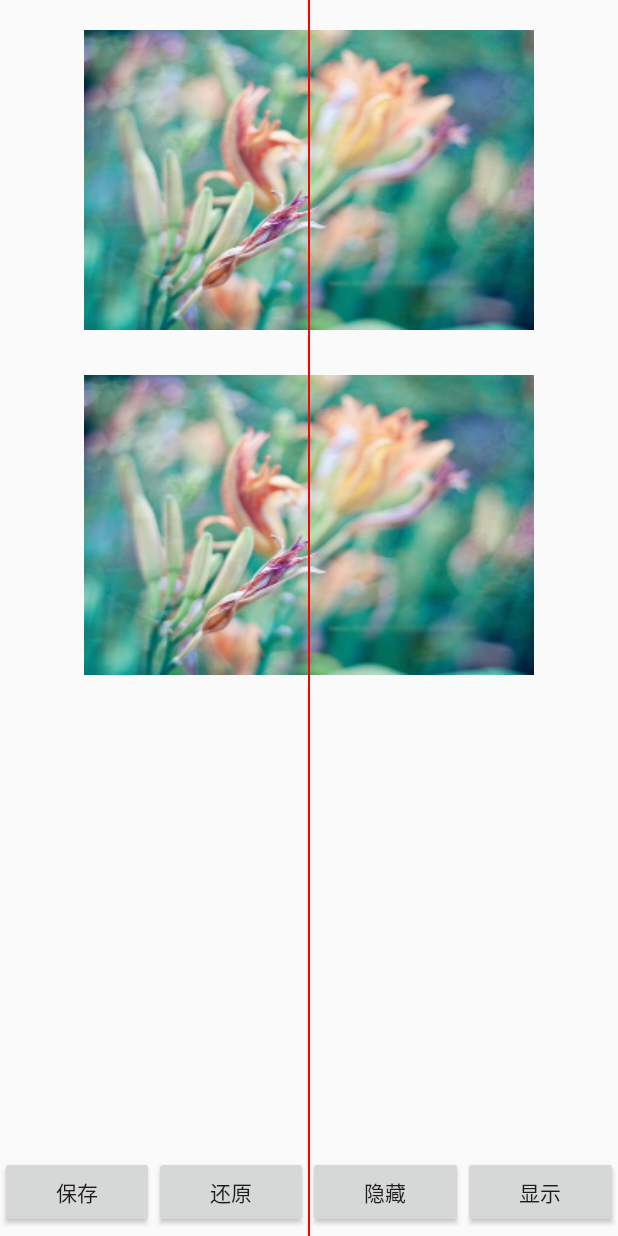
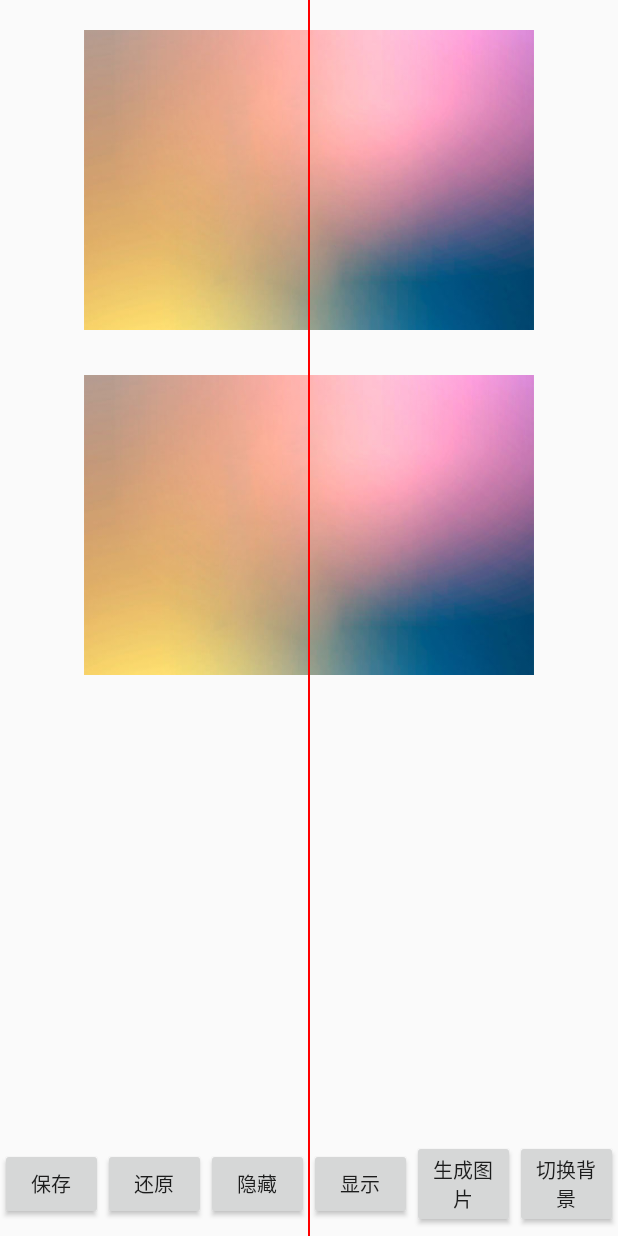
Before and after one commit to mChenys/TagLayout, an Android app: the screen it shows after launch (MainActivity), on a phone screen of 412 x 824 dp. Run offline under Robolectric (Android 15) with nearby library versions, the phone set to English and light mode, and no system bars.

Commit message:
添加生成图片和切换背景图的功能

```diff
--- a/app/src/main/AndroidManifest.xml
+++ b/app/src/main/AndroidManifest.xml
@@ -2,6 +2,8 @@
 <manifest package="mchenys.net.csdn.blog.imagetag"
           xmlns:android="http://schemas.android.com/apk/res/android">
 
+    <uses-permission android:name="android.permission.READ_EXTERNAL_STORAGE"/>
+    <uses-permission android:name="android.permission.WRITE_EXTERNAL_STORAGE"/>
     <application
         android:allowBackup="true"
         android:icon="@mipmap/ic_launcher"
@@ -15,6 +17,7 @@
                 <category android:name="android.intent.category.LAUNCHER"/>
             </intent-filter>
         </activity>
+        <activity android:name=".PicActivity"/>
     </application>
 
 </manifest>
--- a/app/src/main/java/mchenys/net/csdn/blog/imagetag/MainActivity.java
+++ b/app/src/main/java/mchenys/net/csdn/blog/imagetag/MainActivity.java
@@ -3,6 +3,7 @@ package mchenys.net.csdn.blog.imagetag;
 import android.app.Activity;
 import android.app.AlertDialog;
 import android.content.DialogInterface;
+import android.content.Intent;
 import android.os.Bundle;
 import android.text.TextUtils;
 import android.view.View;
@@ -21,7 +22,10 @@ public class MainActivity extends Activity {
         setContentView(R.layout.activity_main);
         mTagLayout1 = (TagLayout) findViewById(R.id.ptl1);
         mTagLayout2 = (TagLayout) findViewById(R.id.ptl2);
-
+        mTagLayout1.setEnableAdd(true);
+        mTagLayout1.setEnableEdit(true);
+        mTagLayout1.setEnableDelete(true);
+        mTagLayout1.setEnableMove(true);
         mTagLayout1.setOnTagOperationCallback(new TagLayout.OnTagOperationCallback() {
             @Override
             public void onAdd(final float x, final float y) {
@@ -110,4 +114,12 @@ public class MainActivity extends Activity {
         mTagLayout1.showAllTag();
         mTagLayout2.showAllTag();
     }
+    public void onCreatePic(View view) {
+        Intent intent = new Intent(this, PicActivity.class);
+        intent.putExtra("bitmap", mTagLayout1.createBitmap());
+        startActivity(intent);
+    }
+    public void onChangeBg(View view) {
+        mTagLayout1.getBackgroundPic().setImageResource(R.drawable.change_bg);
+    }
 }
--- a/app/src/main/res/layout/activity_main.xml
+++ b/app/src/main/res/layout/activity_main.xml
@@ -28,6 +28,7 @@
         android:background="#f00"/>
 
     <LinearLayout
+
         android:layout_width="match_parent"
         android:layout_height="wrap_content"
         android:layout_gravity="bottom|left"
@@ -35,32 +36,52 @@
         android:gravity="center">
 
         <Button
-            android:layout_width="wrap_content"
+            android:layout_width="0dp"
             android:layout_height="wrap_content"
             android:layout_weight="1"
             android:onClick="onSave"
-            android:text="保存"/>
+            android:text="保存"
+            android:textSize="13sp"/>
 
         <Button
-            android:layout_width="wrap_content"
+            android:layout_width="0dp"
             android:layout_height="wrap_content"
             android:layout_weight="1"
             android:onClick="onRestore"
-            android:text="还原"/>
+            android:text="还原"
+            android:textSize="13sp"/>
 
         <Button
-            android:layout_width="wrap_content"
+            android:layout_width="0dp"
             android:layout_height="wrap_content"
             android:layout_weight="1"
             android:onClick="onHide"
-            android:text="隐藏"/>
+            android:text="隐藏"
+            android:textSize="13sp"/>
 
         <Button
-            android:layout_width="wrap_content"
+            android:layout_width="0dp"
             android:layout_height="wrap_content"
             android:layout_weight="1"
             android:onClick="onShow"
-            android:text="显示"/>
+            android:text="显示"
+            android:textSize="13sp"/>
+
+        <Button
+            android:layout_width="0dp"
+            android:layout_height="wrap_content"
+            android:layout_weight="1"
+            android:onClick="onCreatePic"
+            android:text="生成图片"
+            android:textSize="13sp"/>
+
+        <Button
+            android:layout_width="0dp"
+            android:layout_height="wrap_content"
+            android:layout_weight="1"
+            android:onClick="onChangeBg"
+            android:text="切换背景"
+            android:textSize="13sp"/>
     </LinearLayout>
 
 </FrameLayout>
```
Also changed, not shown: app/src/main/java/mchenys/net/csdn/blog/imagetag/PicActivity.java (added, +22 -0 lines), app/src/main/java/mchenys/net/csdn/blog/imagetag/TagLayout.java (+174 -88 lines), app/src/main/res/layout/layout_tag_view.xml (+0 -14 lines), app/src/main/res/drawable-xxhdpi/bg_test.jpg, app/src/main/res/drawable-xxhdpi/change_bg.jpg (added).
